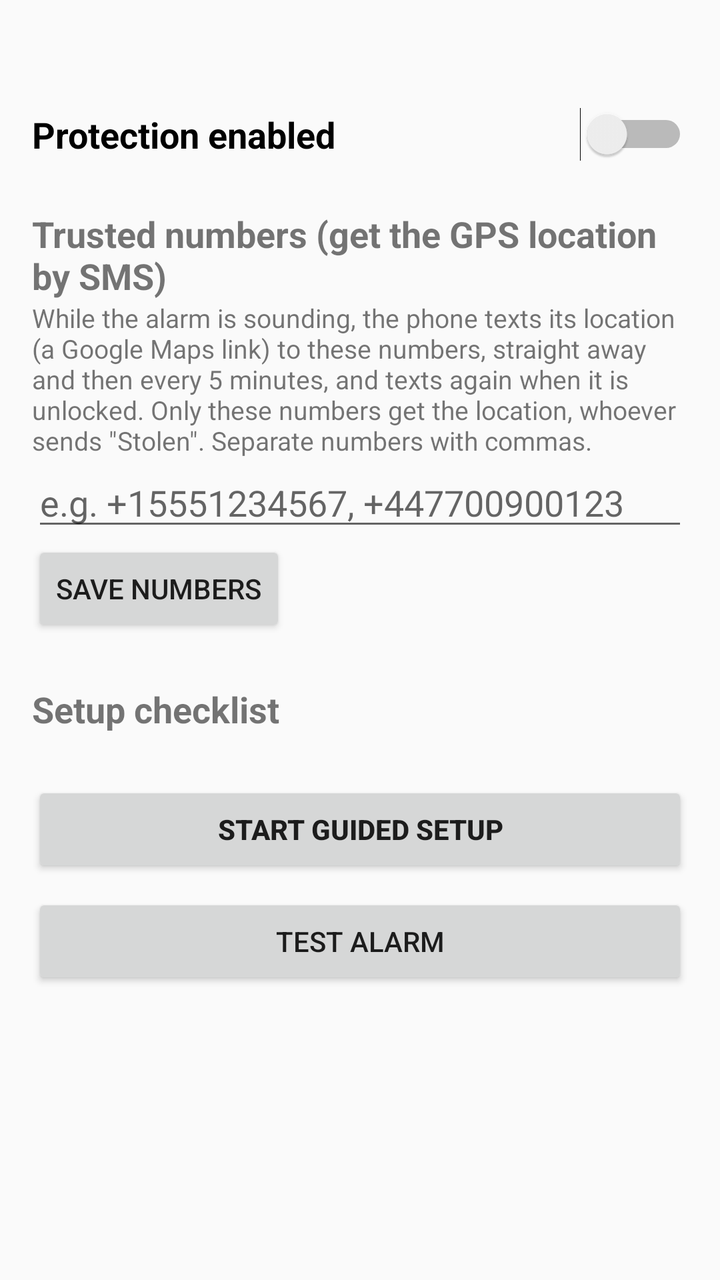
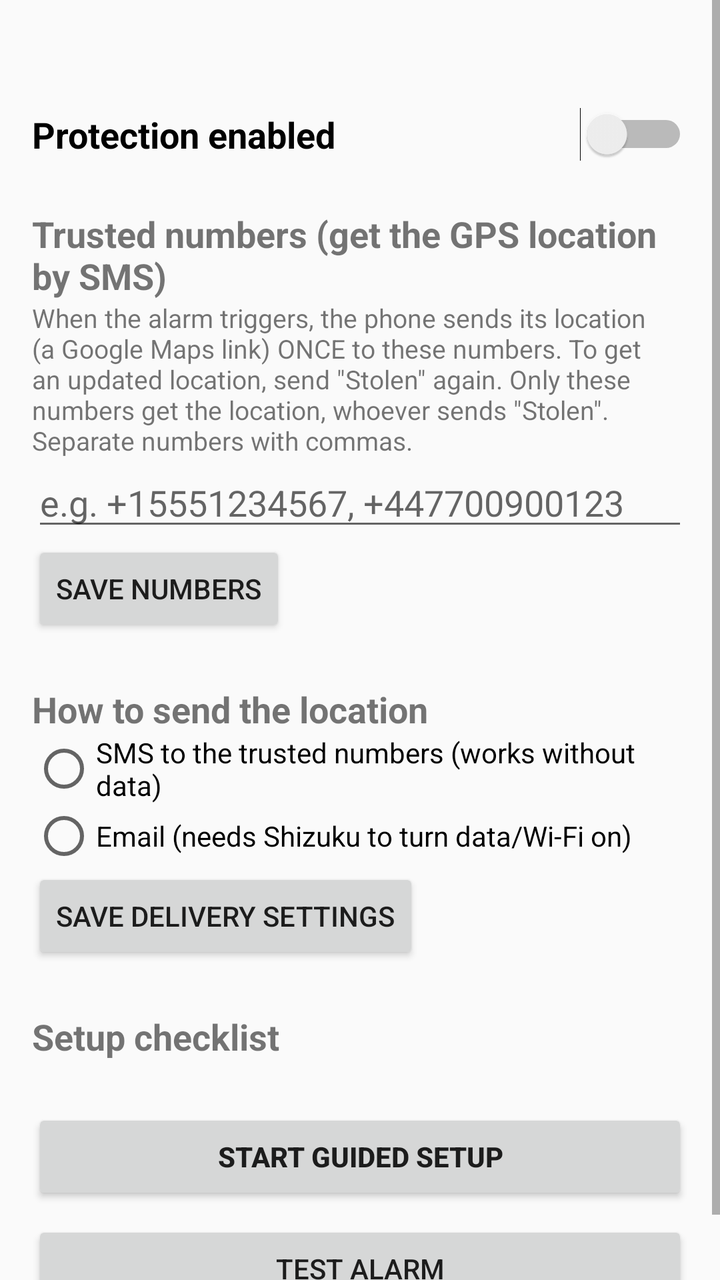

Compare the two renders of this Android layout. The source of the first and the diff that turns it into the second are given below.
<!-- AndroidManifest.xml: application theme android:Theme.Material.Light.DarkActionBar -->
<!-- res/layout/activity_main.xml -->
<?xml version="1.0" encoding="utf-8"?>
<ScrollView xmlns:android="http://schemas.android.com/apk/res/android"
    android:layout_width="match_parent"
    android:layout_height="match_parent">

    <LinearLayout
        android:layout_width="match_parent"
        android:layout_height="wrap_content"
        android:orientation="vertical"
        android:padding="16dp">

        <TextView
            android:id="@+id/instructions"
            android:layout_width="match_parent"
            android:layout_height="wrap_content"
            android:textSize="16sp" />

        <Switch
            android:id="@+id/armed_switch"
            android:layout_width="match_parent"
            android:layout_height="wrap_content"
            android:layout_marginTop="16dp"
            android:text="@string/armed"
            android:textSize="18sp"
            android:textStyle="bold" />

        <TextView
            android:layout_width="match_parent"
            android:layout_height="wrap_content"
            android:layout_marginTop="24dp"
            android:text="@string/trusted_header"
            android:textSize="18sp"
            android:textStyle="bold" />

        <TextView
            android:layout_width="match_parent"
            android:layout_height="wrap_content"
            android:text="@string/trusted_explanation"
            android:textSize="13sp" />

        <EditText
            android:id="@+id/trusted_numbers"
            android:layout_width="match_parent"
            android:layout_height="wrap_content"
            android:hint="@string/trusted_hint"
            android:importantForAutofill="no"
            android:inputType="phone" />

        <Button
            android:id="@+id/trusted_save"
            android:layout_width="wrap_content"
            android:layout_height="wrap_content"
            android:text="@string/trusted_save" />

        <TextView
            android:layout_width="match_parent"
            android:layout_height="wrap_content"
            android:layout_marginTop="24dp"
            android:text="@string/setup_header"
            android:textSize="18sp"
            android:textStyle="bold" />

        <LinearLayout
            android:id="@+id/checklist"
            android:layout_width="match_parent"
            android:layout_height="wrap_content"
            android:orientation="vertical" />

        <Button
            android:id="@+id/setup_button"
            android:layout_width="match_parent"
            android:layout_height="wrap_content"
            android:layout_marginTop="24dp"
            android:text="@string/setup_button"
            android:textStyle="bold" />

        <Button
            android:id="@+id/test_button"
            android:layout_width="match_parent"
            android:layout_height="wrap_content"
            android:layout_marginTop="8dp"
            android:text="@string/test_button" />
    </LinearLayout>
</ScrollView>
<!-- resources referenced by this layout -->
<resources>
  <string name="armed">Protection enabled</string>
  <string name="setup_button">Start guided setup</string>
  <string name="setup_header">Setup checklist</string>
  <string name="test_button">Test alarm</string>
  <string name="trusted_explanation">While the alarm is sounding, the phone texts its location (a Google Maps link) to these numbers, straight away and then every 5 minutes, and texts again when it is unlocked. Only these numbers get the location, whoever sends \"Stolen\". Separate numbers with commas.</string>
  <string name="trusted_header">Trusted numbers (get the GPS location by SMS)</string>
  <string name="trusted_hint">e.g. +15551234567, +447700900123</string>
  <string name="trusted_save">Save numbers</string>
</resources>

<!-- the commit's change to res/layout/activity_main.xml (unified diff, before → after) -->
@@ -56,6 +56,92 @@
             android:layout_width="match_parent"
             android:layout_height="wrap_content"
             android:layout_marginTop="24dp"
+            android:text="@string/delivery_header"
+            android:textSize="18sp"
+            android:textStyle="bold" />
+
+        <RadioGroup
+            android:id="@+id/delivery_group"
+            android:layout_width="match_parent"
+            android:layout_height="wrap_content">
+
+            <RadioButton
+                android:id="@+id/delivery_sms"
+                android:layout_width="match_parent"
+                android:layout_height="wrap_content"
+                android:text="@string/delivery_sms" />
+
+            <RadioButton
+                android:id="@+id/delivery_email"
+                android:layout_width="match_parent"
+                android:layout_height="wrap_content"
+                android:text="@string/delivery_email" />
+        </RadioGroup>
+
+        <LinearLayout
+            android:id="@+id/email_fields"
+            android:layout_width="match_parent"
+            android:layout_height="wrap_content"
+            android:orientation="vertical"
+            android:visibility="gone">
+
+            <TextView
+                android:layout_width="match_parent"
+                android:layout_height="wrap_content"
+                android:text="@string/mail_help"
+                android:textSize="13sp" />
+
+            <EditText
+                android:id="@+id/mail_host"
+                android:layout_width="match_parent"
+                android:layout_height="wrap_content"
+                android:hint="@string/mail_host_hint"
+                android:importantForAutofill="no"
+                android:inputType="textUri" />
+
+            <EditText
+                android:id="@+id/mail_port"
+                android:layout_width="match_parent"
+                android:layout_height="wrap_content"
+                android:hint="@string/mail_port_hint"
+                android:importantForAutofill="no"
+                android:inputType="number" />
+
+            <EditText
+                android:id="@+id/mail_user"
+                android:layout_width="match_parent"
+                android:layout_height="wrap_content"
+                android:hint="@string/mail_user_hint"
+                android:importantForAutofill="no"
+                android:inputType="textEmailAddress" />
+
+            <EditText
+                android:id="@+id/mail_pass"
+                android:layout_width="match_parent"
+                android:layout_height="wrap_content"
+                android:hint="@string/mail_pass_hint"
+                android:importantForAutofill="no"
+                android:inputType="textPassword" />
+
+            <EditText
+                android:id="@+id/mail_to"
+                android:layout_width="match_parent"
+                android:layout_height="wrap_content"
+                android:hint="@string/mail_to_hint"
+                android:importantForAutofill="no"
+                android:inputType="textEmailAddress" />
+        </LinearLayout>
+
+        <Button
+            android:id="@+id/delivery_save"
+            android:layout_width="wrap_content"
+            android:layout_height="wrap_content"
+            android:text="@string/delivery_save" />
+
+        <TextView
+            android:layout_width="match_parent"
+            android:layout_height="wrap_content"
+            android:layout_marginTop="24dp"
             android:text="@string/setup_header"
             android:textSize="18sp"
             android:textStyle="bold" />
<!-- resource entries referenced after the edit -->
@@ -1,10 +1,20 @@
 <!-- resources referenced by this layout -->
 <resources>
   <string name="armed">Protection enabled</string>
+  <string name="delivery_email">Email (needs Shizuku to turn data/Wi-Fi on)</string>
+  <string name="delivery_header">How to send the location</string>
+  <string name="delivery_save">Save delivery settings</string>
+  <string name="delivery_sms">SMS to the trusted numbers (works without data)</string>
+  <string name="mail_help">For Gmail: host smtp.gmail.com, port 587, and create an \"App password\" in your Google Account (needs 2-step verification). Enter that app password here, not your login password.</string>
+  <string name="mail_host_hint">SMTP host (e.g. smtp.gmail.com)</string>
+  <string name="mail_pass_hint">App password (not your normal password)</string>
+  <string name="mail_port_hint">Port (587 for TLS, 465 for SSL)</string>
+  <string name="mail_to_hint">Send location to this email</string>
+  <string name="mail_user_hint">Your email address (sender)</string>
   <string name="setup_button">Start guided setup</string>
   <string name="setup_header">Setup checklist</string>
   <string name="test_button">Test alarm</string>
-  <string name="trusted_explanation">While the alarm is sounding, the phone texts its location (a Google Maps link) to these numbers, straight away and then every 5 minutes, and texts again when it is unlocked. Only these numbers get the location, whoever sends \"Stolen\". Separate numbers with commas.</string>
+  <string name="trusted_explanation">When the alarm triggers, the phone sends its location (a Google Maps link) ONCE to these numbers. To get an updated location, send \"Stolen\" again. Only these numbers get the location, whoever sends \"Stolen\". Separate numbers with commas.</string>
   <string name="trusted_header">Trusted numbers (get the GPS location by SMS)</string>
   <string name="trusted_hint">e.g. +15551234567, +447700900123</string>
   <string name="trusted_save">Save numbers</string>
